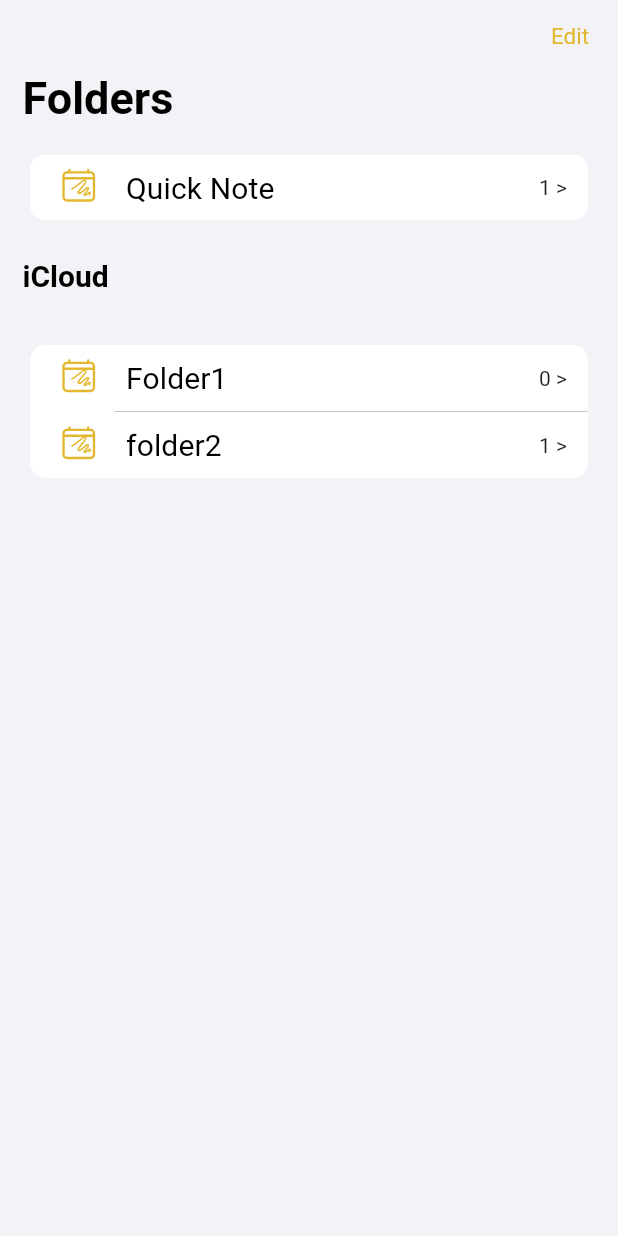
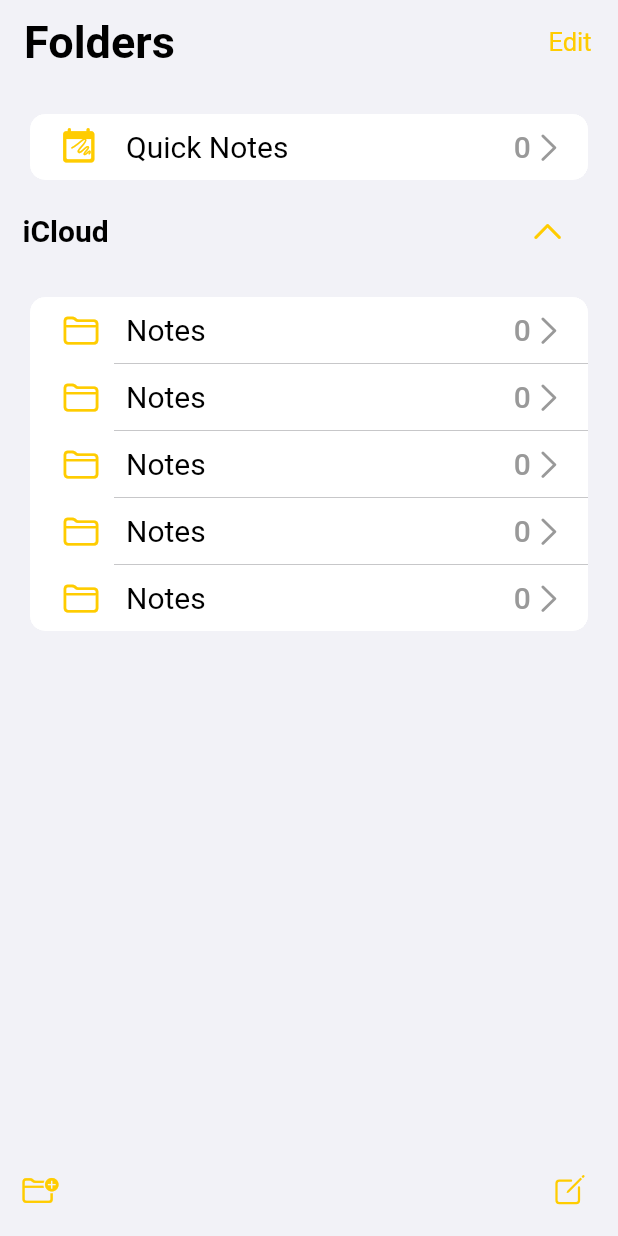
Before and after one commit to arjablc/apple_notes_clone, a Flutter app: the screen it shows after launch, on a phone screen of 412 x 824 dp. Run offline on Flutter 3.47's test engine with Material 2 defaults, Android fonts, the phone set to English and light mode, and no system bars; our stand-ins replace ionicons.

Commit message:
Folder page UI completed

```diff
--- a/lib/constants/custom_theme.dart
+++ b/lib/constants/custom_theme.dart
@@ -1,29 +1,32 @@
+import 'package:flutter/cupertino.dart';
 import 'package:flutter/material.dart';
-
-class CustomColors {
-  static const Color textButtonColor = Color(0xffe3b830);
-  static const Color subTextColor = Color(0xff8a8a8d);
-  static const Color whiteBakcground = Color(0xfff2f2f7);
-}
 
 class CustomTheme {
   final ThemeData customTheme = ThemeData(
-    scaffoldBackgroundColor: CustomColors.whiteBakcground,
+    primarySwatch: Colors.yellow,
+    scaffoldBackgroundColor: CupertinoColors.systemGroupedBackground,
     textButtonTheme: TextButtonThemeData(
       style: TextButton.styleFrom(
-        textStyle: const TextStyle(fontSize: 15),
-        foregroundColor: CustomColors.textButtonColor,
+        textStyle: const TextStyle(fontSize: 17),
+        foregroundColor: CupertinoColors.systemYellow,
         padding: const EdgeInsets.symmetric(horizontal: 10, vertical: 5),
       ),
     ),
-    iconTheme: const IconThemeData(color: CustomColors.textButtonColor),
+    iconTheme: const IconThemeData(color: CupertinoColors.systemYellow),
     textTheme: const TextTheme(
-      titleSmall: TextStyle(
-          color: Colors.black, fontWeight: FontWeight.normal, fontSize: 20),
+      titleSmall: TextStyle(color: CupertinoColors.inactiveGray, fontSize: 20),
       titleMedium: TextStyle(
-          color: Colors.black, fontWeight: FontWeight.bold, fontSize: 20),
+          color: CupertinoColors.black,
+          fontWeight: FontWeight.normal,
+          fontSize: 20),
       titleLarge: TextStyle(
-          color: Colors.black, fontWeight: FontWeight.w700, fontSize: 30),
+          color: CupertinoColors.black,
+          fontWeight: FontWeight.bold,
+          fontSize: 20),
+      displaySmall: TextStyle(
+          color: CupertinoColors.black,
+          fontWeight: FontWeight.w700,
+          fontSize: 30),
     ),
   );
 }
--- a/lib/main.dart
+++ b/lib/main.dart
@@ -1,3 +1,4 @@
+import 'package:apple_notes_clone/pages/notes_page.dart';
 import 'package:flutter/material.dart';
 import 'package:provider/provider.dart';
 
@@ -24,7 +25,7 @@
       ],
       child: MaterialApp(
         routes: {
-          "/": (context) => FoldersPage(),
+          "/": (context) => const FoldersPage(),
         },
         theme: customTheme.customTheme,
         debugShowCheckedModeBanner: false,
--- a/lib/models/folders_provider.dart
+++ b/lib/models/folders_provider.dart
@@ -12,13 +12,16 @@
 
 class FolderDataProvider with ChangeNotifier {
   final List<Folder> _list = [
-    Folder(folderName: "Folder1", id: UniqueKey().toString()),
-    Folder(folderName: "folder2", id: "folder2")
+    Folder(folderName: "Notes", id: UniqueKey().toString()),
+    Folder(folderName: "Notes", id: UniqueKey().toString()),
+    Folder(folderName: "Notes", id: UniqueKey().toString()),
+    Folder(folderName: "Notes", id: UniqueKey().toString()),
+    Folder(folderName: "Notes", id: UniqueKey().toString())
   ];
 
   //for quick notes
   //instantiaitng a Folder object to store only quick Note
-  Folder quickNote = Folder(folderName: "Quick Note", id: "quicknote");
+  Folder quickNote = Folder(folderName: "Quick Notes", id: "quicknotes");
 
   //returning the list of folder
   List<Folder> get folderList => [..._list];
@@ -52,7 +55,7 @@
   //update folder note count
   int updateFolderNotecount(List<Notes> noteList, String folderId) {
     int i = 0, j = 0;
-    if (folderId == "quicknote") {
+    if (folderId == "quicknotes") {
       for (i; i < noteList.length; i++) {
         if (noteList[i].folderId == folderId) {
           j++;
--- a/lib/pages/folders_page.dart
+++ b/lib/pages/folders_page.dart
@@ -1,9 +1,13 @@
 import 'package:apple_notes_clone/models/folders_provider.dart';
 import 'package:apple_notes_clone/models/notes_provider.dart';
+import 'package:apple_notes_clone/widgets/custom_buttons.dart';
 import 'package:flutter/cupertino.dart';
 import 'package:flutter/material.dart';
+import 'package:flutter/services.dart';
 import 'package:ionicons/ionicons.dart';
 import 'package:provider/provider.dart';
+
+import '../widgets/folder_list_tile.dart';
 
 class FoldersPage extends StatefulWidget {
   const FoldersPage({super.key});
@@ -14,31 +18,41 @@
 }
 
 class _FoldersPageState extends State<FoldersPage> {
-  final bool isEditMode = false;
+  bool isEditMode = false;
+  bool hideIclouds = true;
 
   @override
   Widget build(BuildContext context) {
     final noteList = Provider.of<NotesDataProvider>(context).notesList;
 
     return Scaffold(
-      body: SafeArea(
-        child: Column(
-          mainAxisAlignment: MainAxisAlignment.start,
+      appBar: AppBar(
+        systemOverlayStyle:
+            const SystemUiOverlayStyle(statusBarColor: Colors.black),
+        shape: RoundedRectangleBorder(borderRadius: BorderRadius.circular(20)),
+        backgroundColor: Colors.transparent,
+        elevation: 0,
+        actions: [
+          TextButton(
+              onPressed: () => setState(() {
+                    isEditMode = !isEditMode;
+                  }),
+              child: const Text("Edit"))
+        ],
+        title: Text(
+          "Folders",
+          style: Theme.of(context).textTheme.displaySmall,
+        ),
+      ),
+      body: Column(
+        mainAxisAlignment: MainAxisAlignment.spaceBetween,
         crossAxisAlignment: CrossAxisAlignment.start,
         children: [
-            Row(
-              mainAxisAlignment: MainAxisAlignment.end,
+          SizedBox(
+            height: (MediaQuery.of(context).size.height * 0.925) - 100,
+            child: ListView(
               children: [
-                TextButton(onPressed: () {}, child: const Text("Edit"))
-              ],
-            ),
-            Padding(
-              padding: const EdgeInsets.symmetric(horizontal: 15.0),
-              child: Text(
-                "Folders",
-                style: Theme.of(context).textTheme.titleLarge,
-              ),
-            ),
+                //* Quick Notes section
                 Consumer<FolderDataProvider>(builder: (context, value, child) {
                   final quickNote = value.quickNote;
                   return CupertinoListSection.insetGrouped(
@@ -52,12 +66,26 @@
                   );
                 }),
                 Padding(
-              padding: const EdgeInsets.all(15.0),
-              child: Text(
+                  padding: const EdgeInsets.symmetric(horizontal: 15.0),
+                  child: Row(
+                    mainAxisAlignment: MainAxisAlignment.spaceBetween,
+                    children: [
+                      Text(
                         "iCloud",
-                style: Theme.of(context).textTheme.titleMedium,
+                        style: Theme.of(context).textTheme.titleLarge,
+                      ),
+                      //* dropdown toggler
+                      TextButton(
+                          onPressed: () => setState(() {
+                                hideIclouds = !hideIclouds;
+                              }),
+                          child: hideIclouds
+                              ? const Icon(CupertinoIcons.chevron_up)
+                              : const Icon(CupertinoIcons.chevron_down))
+                    ],
                   ),
                 ),
+                //* I Cloud folder list
                 Consumer<FolderDataProvider>(builder: (context, value, child) {
                   final foldersList = value.folderList;
                   return CupertinoListSection.insetGrouped(
@@ -68,56 +96,43 @@
                             notesNumber: value.updateFolderNotecount(
                                 noteList, foldersList[index].id))),
                   );
-            })
+                }),
               ],
             ),
+          ),
+          Container(
+            height: MediaQuery.of(context).size.height * 0.075,
+            color: CupertinoColors.systemGroupedBackground,
+            child: Padding(
+              padding: const EdgeInsets.only(left: 15.0),
+              child: Row(
+                  mainAxisAlignment: MainAxisAlignment.spaceBetween,
+                  children: [
+                    PopupMenuButton(
+                      tooltip: null,
+                      color:
+                          CupertinoColors.lightBackgroundGray.withOpacity(0.7),
+                      elevation: 10,
+                      shadowColor: Colors.grey,
+                      position: PopupMenuPosition.over,
+                      offset: const Offset(0, -120),
+                      shape: RoundedRectangleBorder(
+                          borderRadius: BorderRadius.circular(20)),
+                      child: const Icon(CupertinoIcons.folder_badge_plus),
+                      itemBuilder: (context) => [
+                        const PopupMenuItem(
+                          child: Text("Create Smart Folder"),
+                        ),
+                        const PopupMenuItem(child: Text("Create Folder"))
+                      ],
+                    ),
+                    const CustomButton(
+                        function: null, child: Icon(Ionicons.create_outline))
+                  ]),
+            ),
+          ),
+        ],
       ),
     );
   }
 }
-
-class FoldersListTile extends StatelessWidget {
-  const FoldersListTile({
-    Key? key,
-    required this.folderName,
-    required this.notesNumber,
-  }) : super(key: key);
-  final String folderName;
-  final int notesNumber;
-
-  @override
-  Widget build(BuildContext context) {
-    return CupertinoListTile(
-      leading: const CustomIconScribbleInBox(),
-      title: Text(
-        folderName,
-        style: Theme.of(context).textTheme.titleSmall,
-      ),
-      trailing: Text("${notesNumber.toString()} >"),
-    );
-  }
-}
-
-class CustomIconScribbleInBox extends StatelessWidget {
-  const CustomIconScribbleInBox({
-    Key? key,
-  }) : super(key: key);
-
-  @override
-  Widget build(BuildContext context) {
-    return const Stack(
-      children: [
-        Center(
-          child: Icon(
-            CupertinoIcons.scribble,
-            size: 15,
-          ),
-        ),
-        Icon(
-          Ionicons.calendar_clear_outline,
-          size: 25,
-        ),
-      ],
-    );
-  }
-}
--- /dev/null
+++ b/lib/pages/notes_page.dart
@@ -0,0 +1,21 @@
+import 'package:flutter/cupertino.dart';
+import 'package:flutter/material.dart';
+
+class NotesPage extends StatelessWidget {
+  const NotesPage({super.key});
+
+  @override
+  Widget build(BuildContext context) {
+    return Scaffold(
+      body: Column(
+        children: [
+          Container(
+            decoration:
+                BoxDecoration(color: CupertinoColors.lightBackgroundGray),
+            child: CupertinoTextField(),
+          )
+        ],
+      ),
+    );
+  }
+}
--- /dev/null
+++ b/lib/widgets/custom_buttons.dart
@@ -0,0 +1,24 @@
+import 'package:flutter/material.dart';
+
+class CustomButton extends StatelessWidget {
+  const CustomButton({
+    Key? key,
+    required this.child,
+    required this.function,
+  }) : super(key: key);
+  final Widget child;
+  final Function? function;
+
+  @override
+  Widget build(BuildContext context) {
+    return Material(
+        color: Colors.transparent,
+        child: TextButton(
+          style: ButtonStyle(
+            overlayColor: MaterialStateProperty.all(Colors.transparent),
+          ),
+          onPressed: () => function,
+          child: child,
+        ));
+  }
+}
--- /dev/null
+++ b/lib/widgets/custom_scribble_icon.dart
@@ -0,0 +1,27 @@
+import 'package:flutter/cupertino.dart';
+import 'package:ionicons/ionicons.dart';
+import 'package:flutter/material.dart';
+
+class CustomIconScribbleInBox extends StatelessWidget {
+  const CustomIconScribbleInBox({
+    Key? key,
+  }) : super(key: key);
+
+  @override
+  Widget build(BuildContext context) {
+    return const Stack(
+      children: [
+        Center(
+          child: Icon(
+            CupertinoIcons.scribble,
+            size: 15,
+          ),
+        ),
+        Icon(
+          Icons.calendar_today_rounded,
+          size: 25,
+        ),
+      ],
+    );
+  }
+}
--- /dev/null
+++ b/lib/widgets/folder_list_tile.dart
@@ -0,0 +1,38 @@
+import 'package:flutter/cupertino.dart';
+import 'package:flutter/material.dart';
+
+import 'custom_scribble_icon.dart';
+
+class FoldersListTile extends StatelessWidget {
+  const FoldersListTile({
+    Key? key,
+    required this.folderName,
+    required this.notesNumber,
+  }) : super(key: key);
+  final String folderName;
+  final int notesNumber;
+
+  @override
+  Widget build(BuildContext context) {
+    return CupertinoListTile(
+        leading: (folderName == "Quick Notes")
+            ? const CustomIconScribbleInBox()
+            : const Icon(CupertinoIcons.folder),
+        title: Text(
+          folderName,
+          style: Theme.of(context).textTheme.titleMedium,
+        ),
+        trailing: Row(
+          children: [
+            Text(
+              notesNumber.toString(),
+              style: Theme.of(context).textTheme.titleSmall,
+            ),
+            const Icon(
+              CupertinoIcons.right_chevron,
+              color: CupertinoColors.inactiveGray,
+            )
+          ],
+        ));
+  }
+}
```
Lines whose indentation alone changed are shown as unchanged.
